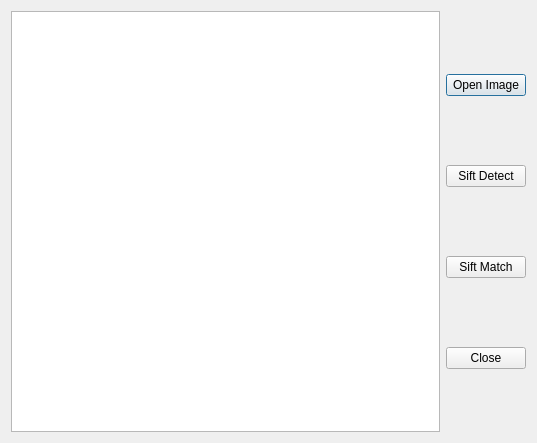
This is qt-sift_match/siftmatch.ui in phoenixqm/OpenCV-learn as Qt 5 draws it before an edit. The edited form follows.
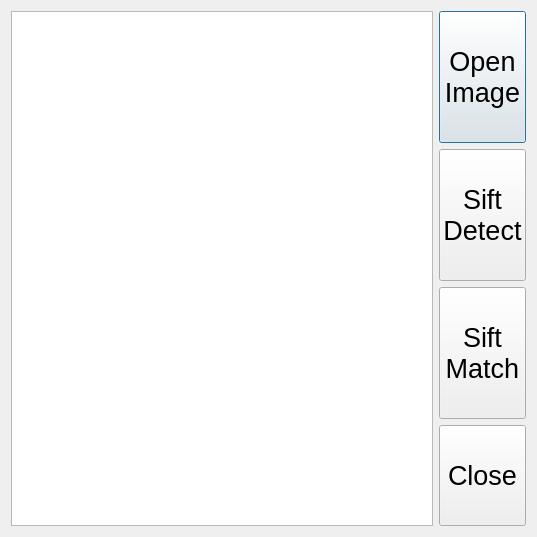
This is the edited form.

What changed in the file:
```diff
--- a/qt-sift_match/siftmatch.ui
+++ b/qt-sift_match/siftmatch.ui
@@ -28,29 +28,60 @@
     <layout class="QVBoxLayout" name="verticalLayout">
      <item>
       <widget class="QPushButton" name="openButton">
+       <property name="font">
+        <font>
+         <pointsize>20</pointsize>
+        </font>
+       </property>
        <property name="text">
-        <string>Open Image</string>
+        <string>
+Open
+Image
+</string>
        </property>
       </widget>
      </item>
      <item>
       <widget class="QPushButton" name="detectButton">
+       <property name="font">
+        <font>
+         <pointsize>20</pointsize>
+        </font>
+       </property>
        <property name="text">
-        <string>Sift Detect</string>
+        <string>
+Sift
+Detect
+</string>
        </property>
       </widget>
      </item>
      <item>
       <widget class="QPushButton" name="matchButton">
+       <property name="font">
+        <font>
+         <pointsize>20</pointsize>
+        </font>
+       </property>
        <property name="text">
-        <string>Sift Match</string>
+        <string>
+Sift
+Match
+</string>
        </property>
       </widget>
      </item>
      <item>
       <widget class="QPushButton" name="closeButton">
+       <property name="font">
+        <font>
+         <pointsize>20</pointsize>
+        </font>
+       </property>
        <property name="text">
-        <string>Close</string>
+        <string>
+Close
+</string>
        </property>
       </widget>
      </item>
```
